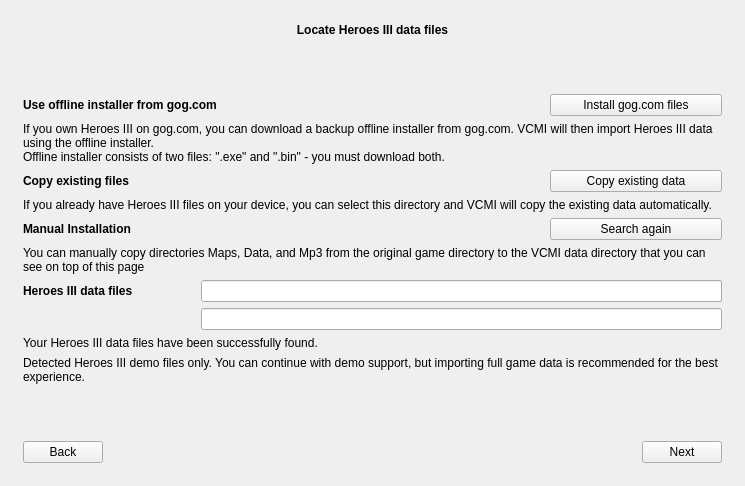
First picture: the form in launcher/firstLaunch/firstlaunch_moc.ui, repository GeorgeK1ng/vcmi, before the edit.
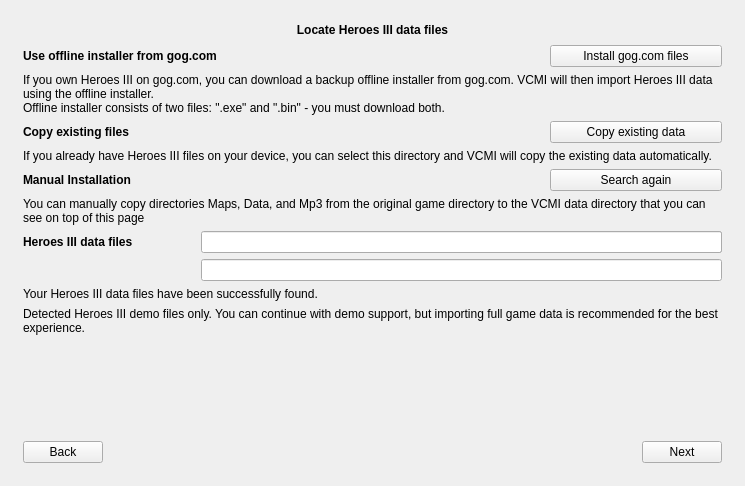
Second picture: the form after the edit. The open tabs and pages were chosen to show the change. Icons and pictures are not drawn.

Commit message: Keep first-launch headers fixed and content directly below

```diff
--- a/launcher/firstLaunch/firstlaunch_moc.ui
+++ b/launcher/firstLaunch/firstlaunch_moc.ui
@@ -164,22 +164,7 @@
          </property>
         </widget>
        </item>
-       <item>
-        <spacer name="verticalSpacer_8">
-         <property name="orientation">
-          <enum>Qt::Orientation::Vertical</enum>
-         </property>
-         <property name="sizeType">
-          <enum>QSizePolicy::Policy::Expanding</enum>
-         </property>
-         <property name="sizeHint" stdset="0">
-          <size>
-           <width>20</width>
-           <height>12</height>
-          </size>
-         </property>
-        </spacer>
-       </item>
+       
        <item>
         <layout class="QGridLayout" name="gridLayout" columnstretch="1,2,1">
          <property name="spacing">
```
Left out of the diff: 34 changed lines with no effect on the pictures.
